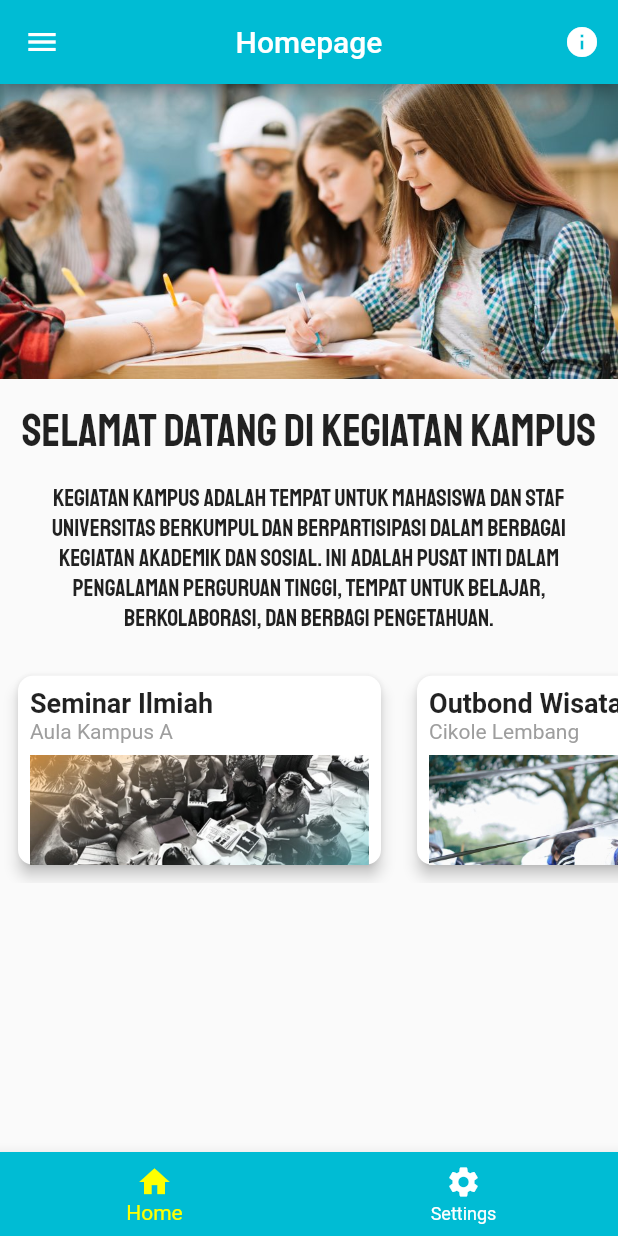
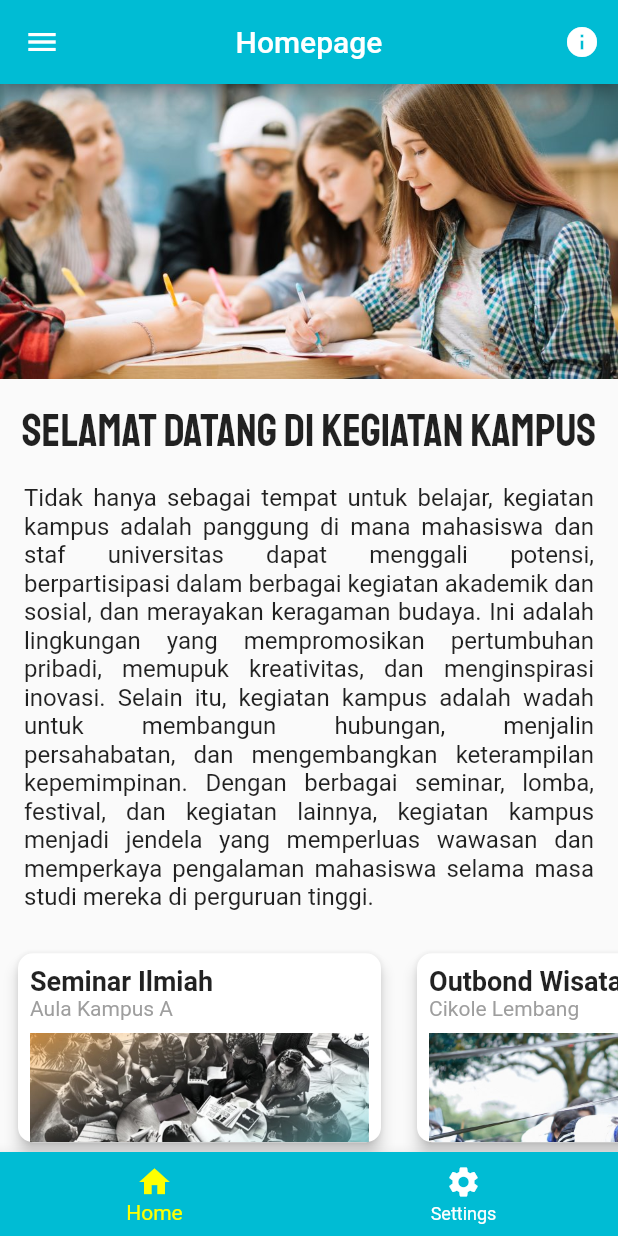
Before and after one commit to indrariksa/activity_flutter, a Flutter app: the screen it shows after launch, on a phone screen of 412 x 824 dp. Run offline on Flutter 3.47's test engine with Material 2 defaults, Android fonts, the phone set to English and light mode, and no system bars; our stand-ins replace file_picker.

Commit message:
perubahan sedikit

```diff
--- a/lib/home.dart
+++ b/lib/home.dart
@@ -32,11 +32,11 @@ class Home extends StatelessWidget {
             Container(
               padding: const EdgeInsets.all(16.0),
               child: const Text(
-                'Kegiatan kampus adalah tempat untuk mahasiswa dan staf universitas berkumpul dan berpartisipasi dalam berbagai kegiatan akademik dan sosial. Ini adalah pusat inti dalam pengalaman perguruan tinggi, tempat untuk belajar, berkolaborasi, dan berbagi pengetahuan.',
-                textAlign: TextAlign.center,
+                'Tidak hanya sebagai tempat untuk belajar, kegiatan kampus adalah panggung di mana mahasiswa dan staf universitas dapat menggali potensi, berpartisipasi dalam berbagai kegiatan akademik dan sosial, dan merayakan keragaman budaya. Ini adalah lingkungan yang mempromosikan pertumbuhan pribadi, memupuk kreativitas, dan menginspirasi inovasi. Selain itu, kegiatan kampus adalah wadah untuk membangun hubungan, menjalin persahabatan, dan mengembangkan keterampilan kepemimpinan. Dengan berbagai seminar, lomba, festival, dan kegiatan lainnya, kegiatan kampus menjadi jendela yang memperluas wawasan dan memperkaya pengalaman mahasiswa selama masa studi mereka di perguruan tinggi.',
+                textAlign: TextAlign.justify,
                 style: TextStyle(
                   fontSize: 16.0,
-                  fontFamily: 'Staatliches',
+                  // fontFamily: 'Staatliches',
                 ),
               ),
             ),
--- a/lib/kegiatan.dart
+++ b/lib/kegiatan.dart
@@ -249,7 +249,7 @@ class _ActivityPageState extends State<ActivityPage> {
                   ElevatedButton(
                     onPressed: _addKegiatan,
                     style: ElevatedButton.styleFrom(
-                      primary: Colors.deepPurple[700],
+                      backgroundColor: Colors.deepOrange[800],
                       shape: RoundedRectangleBorder(
                         borderRadius: BorderRadius.circular(20.0),
                       ),
@@ -277,7 +277,7 @@ class _ActivityPageState extends State<ActivityPage> {
                   itemBuilder: (context, index) {
                     final kegiatan = _kegiatan[index];
                     return ListTile(
-                      leading: Icon(Icons.person),
+                      leading: Icon(Icons.local_activity_rounded),
                       title: Text(kegiatan.activityName.toUpperCase()),
                       subtitle: Column(
                         crossAxisAlignment: CrossAxisAlignment.start,
```
